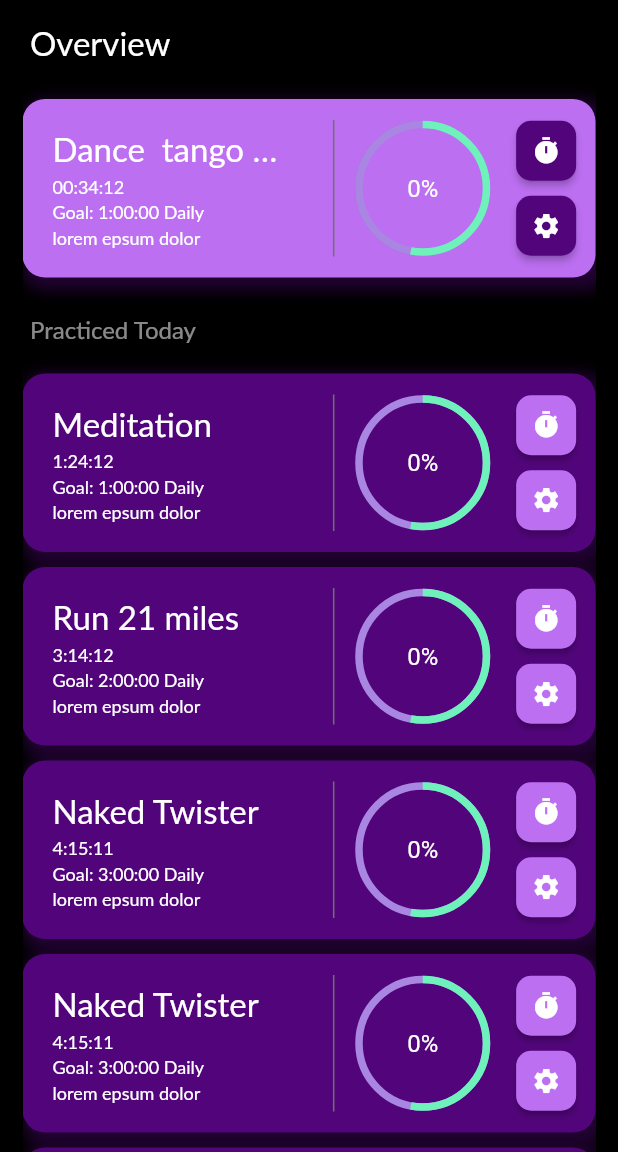
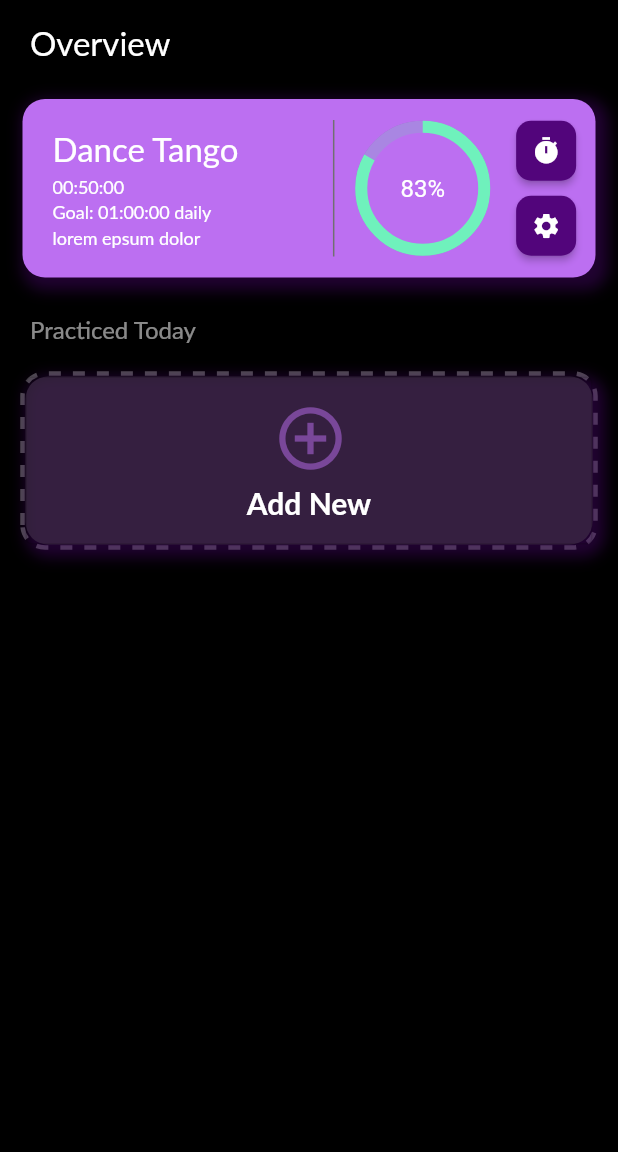
Before and after one commit to Mastagoon/habit-make, a Flutter app: the screen it shows after launch, on a phone screen of 412 x 824 dp, the part 84-1236 px from its top. Run offline on Flutter 3.47's test engine with Material 2 defaults, Android fonts, the phone set to English and light mode, and no system bars; drawn by our look-alikes of dotted_border, percent_indicator; our stand-ins replace numberpicker, shared_preferences; missing offline and left inert: isoweek; Roboto replaces fonts that are missing (Lato).

Commit message:
refactored habit card components

```diff
--- a/lib/classes/Habit.dart
+++ b/lib/classes/Habit.dart
@@ -2,33 +2,40 @@ import 'package:flutter/material.dart';
 
 class Habit {
   String name, description, frequency;
-  int hours, minutes;
+  Duration practiceDuration = Duration(seconds: 0), targetDuration;
+  // int hours, minutes;
 
-  Habit({
-    required this.name,
-    required this.description,
-    required this.frequency,
-    required this.hours,
-    required this.minutes,
-  });
+  Habit(
+      {required this.name,
+      required this.description,
+      required this.frequency,
+      required this.practiceDuration,
+      required this.targetDuration
+      // required this.hours,
+      // required this.minutes,
+      });
 
   Habit.fromJson(Map<String, dynamic> json)
       : name = json['name'],
         description = json['description'],
-        hours = json['hours'],
-        minutes = json['minutes'],
+        practiceDuration = json["practiceDuration"],
+        targetDuration = json["targetDuration"],
+        // hours = json['hours'],
+        // minutes = json['minutes'],
         frequency = json['frequency'];
 
   //debug
   printDate() {
-    print("$name, $description, $frequency, $hours, $minutes");
+    print("$name, $description, $frequency");
   }
 
   Map<String, dynamic> toJson() => {
         'name': name,
         'description': description,
         'frequency': frequency,
-        'hours': hours,
-        'minutes': minutes,
+        'practiceDuration': practiceDuration,
+        'targetDuration': targetDuration,
+        // 'hours': hours,
+        // 'minutes': minutes,
       };
 }
--- /dev/null
+++ b/lib/classes/PracticeTime.dart
@@ -0,0 +1,8 @@
+class PracticeTime {
+  int _hours, _minutes;
+
+  PracticeTime(this._hours, this._minutes);
+
+  int get hours => _hours;
+  int get minutes => _minutes;
+}
--- a/lib/data/habits.dart
+++ b/lib/data/habits.dart
@@ -1,44 +1,71 @@
+import 'package:habit_maker/classes/Habit.dart';
 import 'package:habit_maker/screens/components/habit_card.dart';
 
-List<HabitCard> unfinishedCards = [
-  HabitCard(
-    completed: false,
-    name: "Dance  tango tanogrn qgoreng",
-    practicedTime: "00:34:12",
-    goal: "1:00:00 Daily",
-    lorem: "lorem epsum dolor",
+// a list of habits
+
+List<Habit> unfinishedHabits = [
+  Habit(
+    name: "Dance Tango",
+    description: "the activity of dancing the dances of tango",
+    frequency: "daily",
+    practiceDuration: Duration(seconds: 3000),
+    targetDuration: Duration(seconds: 3600),
+  ),
+  Habit(
+    name: "Dance Tango",
+    description: "the activity of dancing the dances of tango",
+    frequency: "daily",
+    practiceDuration: Duration(seconds: 0),
+    targetDuration: Duration(hours: 2),
+  ),
+  Habit(
+    name: "Meditation",
+    description: "the activity of dancing the dances of tango",
+    frequency: "Daily",
+    practiceDuration: Duration(seconds: 5642),
+    targetDuration: Duration(hours: 1),
   ),
 ];
 
-List<HabitCard> finishedCards = [
-  HabitCard(
-      completed: true,
-      name: "Meditation",
-      practicedTime: "1:24:12",
-      goal: "1:00:00 Daily",
-      lorem: "lorem epsum dolor"),
-  HabitCard(
-      completed: true,
-      name: "Run 21 miles",
-      practicedTime: "3:14:12",
-      goal: "2:00:00 Daily",
-      lorem: "lorem epsum dolor"),
-  HabitCard(
-      completed: true,
-      name: "Naked Twister",
-      practicedTime: "4:15:11",
-      goal: "3:00:00 Daily",
-      lorem: "lorem epsum dolor"),
-  HabitCard(
-      completed: true,
-      name: "Naked Twister",
-      practicedTime: "4:15:11",
-      goal: "3:00:00 Daily",
-      lorem: "lorem epsum dolor"),
-  HabitCard(
-      completed: true,
-      name: "Naked Twister",
-      practicedTime: "4:15:11",
-      goal: "3:00:00 Daily",
-      lorem: "lorem epsum dolor"),
-];
+// List<HabitCard> unfinishedCards = [
+//   HabitCard(
+//     completed: false,
+//     name: "Dance  tango tanogrn qgoreng",
+//     practicedTime: "00:34:12",
+//     goal: "1:00:00 Daily",
+//     lorem: "lorem epsum dolor",
+//   ),
+// ];
+
+// List<HabitCard> finishedCards = [
+//   HabitCard(
+//       completed: true,
+//       name: "Meditation",
+//       practicedTime: "1:24:12",
+//       goal: "1:00:00 Daily",
+//       lorem: "lorem epsum dolor"),
+//   HabitCard(
+//       completed: true,
+//       name: "Run 21 miles",
+//       practicedTime: "3:14:12",
+//       goal: "2:00:00 Daily",
+//       lorem: "lorem epsum dolor"),
+//   HabitCard(
+//       completed: true,
+//       name: "Naked Twister",
+//       practicedTime: "4:15:11",
+//       goal: "3:00:00 Daily",
+//       lorem: "lorem epsum dolor"),
+//   HabitCard(
+//       completed: true,
+//       name: "Naked Twister",
+//       practicedTime: "4:15:11",
+//       goal: "3:00:00 Daily",
+//       lorem: "lorem epsum dolor"),
+//   HabitCard(
+//       completed: true,
+//       name: "Naked Twister",
+//       practicedTime: "4:15:11",
+//       goal: "3:00:00 Daily",
+//       lorem: "lorem epsum dolor"),
+// ];
--- /dev/null
+++ b/lib/providers/timer_provider.dart
@@ -0,0 +1,3 @@
+// set a list of active timers
+// check on them each 1 second
+// notify
--- a/lib/screens/components/add_habit.dart
+++ b/lib/screens/components/add_habit.dart
@@ -56,8 +56,8 @@ class _AddHabitDialogState extends State<AddHabitDialog> {
       name: habitName,
       description: habitDescription,
       frequency: habitFrequency,
-      hours: habitHours,
-      minutes: habitMinutes,
+      targetDuration: Duration(hours: habitHours, minutes: habitMinutes),
+      practiceDuration: Duration(seconds: 0), // #TODO this shouldn't be needed
     );
     // save to shared prefs
     await SharedPrefs.set("habit1", habit.toJson());
--- /dev/null
+++ b/lib/screens/components/add_habit_card.dart
@@ -0,0 +1,73 @@
+import 'package:dotted_border/dotted_border.dart';
+import 'package:flutter/material.dart';
+import 'package:habit_maker/constants/colors.dart';
+import 'package:habit_maker/constants/styles.dart';
+
+import 'add_habit.dart';
+
+class NewHabit extends StatelessWidget {
+  const NewHabit({
+    Key? key,
+  }) : super(key: key);
+
+  @override
+  Widget build(BuildContext context) {
+    return Center(
+      child: DottedBorder(
+        dashPattern: [8, 8],
+        strokeWidth: 3,
+        color: Colors.white.withOpacity(0.3),
+        borderType: BorderType.RRect,
+        radius: Radius.circular(15),
+        child: Container(
+          decoration: BoxDecoration(
+              color: Color(secondaryColorDark).withOpacity(0.7),
+              borderRadius: BorderRadius.circular(15),
+              boxShadow: [
+                BoxShadow(
+                  color: Color(secondaryColor).withOpacity(0.4),
+                  blurRadius: 8,
+                  spreadRadius: 4,
+                  offset: Offset(4, 4),
+                )
+              ]),
+          child: OutlinedButton(
+            onPressed: () => showDialog(
+              context: context,
+              builder: (context) => AddHabitDialog(),
+            ),
+            style: ButtonStyle(
+                padding: MaterialStateProperty.all(
+                    EdgeInsets.symmetric(horizontal: 32, vertical: 16))),
+            child: Row(
+              mainAxisAlignment: MainAxisAlignment.center,
+              children: [
+                Column(
+                  children: [
+                    IconButton(
+                      padding: EdgeInsets.all(0),
+                      onPressed: () {},
+                      icon: Icon(
+                        Icons.add_circle_outline,
+                        color: Color(primaryColor).withOpacity(0.5),
+                        size: 50,
+                      ),
+                    ),
+                    SizedBox(
+                      height: 8,
+                    ),
+                    Text(
+                      "Add New",
+                      overflow: TextOverflow.ellipsis,
+                      style: lightText(20, true),
+                    ),
+                  ],
+                ),
+              ],
+            ),
+          ),
+        ),
+      ),
+    );
+  }
+}
--- a/lib/screens/components/habit_card.dart
+++ b/lib/screens/components/habit_card.dart
@@ -2,6 +2,7 @@ import 'dart:async';
 
 import 'package:dotted_border/dotted_border.dart';
 import 'package:flutter/material.dart';
+import 'package:habit_maker/classes/Habit.dart';
 import 'package:percent_indicator/percent_indicator.dart';
 import 'package:habit_maker/constants/colors.dart';
 import 'package:habit_maker/constants/styles.dart';
@@ -9,45 +10,24 @@ import 'package:habit_maker/constants/styles.dart';
 import 'add_habit.dart';
 
 class HabitCard extends StatefulWidget {
-  String? name, practicedTime, goal, lorem;
-  bool? completed;
-  bool newHabit = false;
-
-  HabitCard({
-    required this.completed,
-    required this.name,
-    required this.practicedTime,
-    required this.goal,
-    required this.lorem,
-    Key? key,
-  }) : super(key: key);
-
-  HabitCard.addHabit({
-    this.completed,
-    this.name,
-    this.practicedTime,
-    this.goal,
-    this.lorem,
-    this.newHabit = true,
-    Key? key,
-  }) : super(key: key);
+  Habit habit;
+  HabitCard(this.habit);
 
   @override
   _HabitCardState createState() => _HabitCardState();
 }
 
 class _HabitCardState extends State<HabitCard> {
-  String? _name, _practicedTimeString, _goal, _lorem;
-  String _percentageString = "0%",
-      _practiceString = "00:00:00",
-      _centerString = "0%";
-  Duration _practiceDuration = Duration(seconds: 0);
+  String? _name, _frequency, _percentageString;
+  String _practiceString = "00:00:00", _centerString = "0%";
+  Duration _practiceDuration = Duration(seconds: 0),
+      _targetDuration = Duration(seconds: 0);
   bool? _completed;
-  bool _newHabit = true;
   TextStyle? _animationStyle;
   Timer? _animationTimer, _clockTimer;
   bool large = false;
   bool _timerState = false;
+  double _progressPercentage = 0;
 
   // TODO end me
   void animateText() {
@@ -61,7 +41,7 @@ class _HabitCardState extends State<HabitCard> {
       print("Enlargingn't text...");
       setState(() {
         _animationStyle = percentageCenterStartStyle(16);
-        _centerString = _percentageString;
+        _centerString = _percentageString ?? "0%";
       });
     }
     large = !large;
@@ -86,16 +66,16 @@ class _HabitCardState extends State<HabitCard> {
     setState(() {
       final secs = _practiceDuration.inSeconds + 1;
       _practiceDuration = Duration(seconds: secs);
-      _practicedTimeString = formatTime();
-      _centerString = _practicedTimeString ?? "00:00:00";
+      _practiceString = formatDuration(_practiceDuration);
+      _centerString = _practiceString;
     });
   }
 
-  String formatTime() {
+  String formatDuration(Duration d) {
     String twoDigits(int n) => n.toString().padLeft(2, '0');
-    final minutes = twoDigits(_practiceDuration.inMinutes.remainder(60));
-    final seconds = twoDigits(_practiceDuration.inSeconds.remainder(60));
-    final hours = twoDigits(_practiceDuration.inHours);
+    final minutes = twoDigits(d.inMinutes.remainder(60));
+    final seconds = twoDigits(d.inSeconds.remainder(60));
+    final hours = twoDigits(d.inHours);
     return "$hours:$minutes:$seconds";
   }
 
@@ -105,13 +85,17 @@ class _HabitCardState extends State<HabitCard> {
 
     if (this.mounted)
       setState(() {
-        _name = widget.name ?? null;
-        _practicedTimeString = widget.practicedTime ?? null;
-        _goal = widget.goal ?? null;
-        _lorem = widget.lorem ?? null;
-        _completed = widget.completed ?? null;
-        _newHabit = widget.newHabit;
+        _name = widget.habit.name;
+        _frequency = widget.habit.frequency;
+        _practiceDuration = widget.habit.practiceDuration;
+        _targetDuration = widget.habit.targetDuration;
+        _practiceString = formatDuration(_practiceDuration);
         _animationStyle = lightText(16);
+        _completed = _practiceDuration >= _targetDuration;
+        _progressPercentage =
+            (_practiceDuration.inSeconds / _targetDuration.inSeconds);
+        _percentageString = "${(_progressPercentage * 100).round()}%";
+        _centerString = _percentageString ?? "0%";
         _animationTimer =
             Timer.periodic(Duration(seconds: 5), (_) => animateText());
       });
@@ -119,9 +103,6 @@ class _HabitCardState extends State<HabitCard> {
 
   @override
   Widget build(BuildContext context) {
-    if (_newHabit == true) {
-      return newHabit();
-    }
     return Center(
       // card
       child: Container(
@@ -158,7 +139,7 @@ class _HabitCardState extends State<HabitCard> {
                       const SizedBox(height: 5),
                       Container(
                         child: Text(
-                          "$_practicedTimeString",
+                          "$_practiceString",
                           overflow: TextOverflow.ellipsis,
                           style: lightText(12),
                         ),
@@ -166,7 +147,7 @@ class _HabitCardState extends State<HabitCard> {
                       const SizedBox(height: 3),
                       Container(
                         child: Text(
-                          "Goal: $_goal",
+                          "Goal: ${formatDuration(_targetDuration)} $_frequency",
                           overflow: TextOverflow.ellipsis,
                           style: lightText(12),
                         ),
@@ -174,7 +155,7 @@ class _HabitCardState extends State<HabitCard> {
                       const SizedBox(height: 3),
                       Container(
                         child: Text(
-                          _lorem ?? "lorem",
+                          "lorem epsum dolor",
                           overflow: TextOverflow.ellipsis,
                           style: lightText(12),
                         ),
@@ -207,8 +188,8 @@ class _HabitCardState extends State<HabitCard> {
                     animation: true,
                     animationDuration: 1000,
                     radius: 90,
-                    lineWidth: 5,
-                    percent: 0.53,
+                    lineWidth: 8,
+                    percent: _progressPercentage,
                     center: Container(
                       child: AnimatedDefaultTextStyle(
                         duration: Duration(seconds: 1),
@@ -278,70 +259,3 @@ class _HabitCardState extends State<HabitCard> {
     );
   }
 }
-
-class newHabit extends StatelessWidget {
-  const newHabit({
-    Key? key,
-  }) : super(key: key);
-
-  @override
-  Widget build(BuildContext context) {
-    return Center(
-      child: DottedBorder(
-        dashPattern: [8, 8],
-        strokeWidth: 3,
-        color: Colors.white.withOpacity(0.3),
-        borderType: BorderType.RRect,
-        radius: Radius.circular(15),
-        child: Container(
-          decoration: BoxDecoration(
-              color: Color(secondaryColorDark).withOpacity(0.7),
-              borderRadius: BorderRadius.circular(15),
-              boxShadow: [
-                BoxShadow(
-                  color: Color(secondaryColor).withOpacity(0.4),
-                  blurRadius: 8,
-                  spreadRadius: 4,
-                  offset: Offset(4, 4),
-                )
-              ]),
-          child: OutlinedButton(
-            onPressed: () => showDialog(
-              context: context,
-              builder: (context) => AddHabitDialog(),
-            ),
-            style: ButtonStyle(
-                padding: MaterialStateProperty.all(
-                    EdgeInsets.symmetric(horizontal: 32, vertical: 16))),
-            child: Row(
-              mainAxisAlignment: MainAxisAlignment.center,
-              children: [
-                Column(
-                  children: [
-                    IconButton(
-                      padding: EdgeInsets.all(0),
-                      onPressed: () {},
-                      icon: Icon(
-                        Icons.add_circle_outline,
-                        color: Color(primaryColor).withOpacity(0.5),
-                        size: 50,
-                      ),
-                    ),
-                    SizedBox(
-                      height: 8,
-                    ),
-                    Text(
-                      "Add New",
-                      overflow: TextOverflow.ellipsis,
-                      style: lightText(20, true),
-                    ),
-                  ],
-                ),
-              ],
-            ),
-          ),
-        ),
-      ),
-    );
-  }
-}
--- a/lib/screens/home.dart
+++ b/lib/screens/home.dart
@@ -2,6 +2,7 @@ import 'package:flutter/material.dart';
 import 'package:habit_maker/constants/colors.dart';
 import 'package:habit_maker/constants/styles.dart';
 import 'package:habit_maker/data/habits.dart';
+import 'package:habit_maker/screens/components/add_habit_card.dart';
 // components
 import 'components/add_habit.dart';
 import 'components/habit_card.dart';
@@ -70,7 +71,7 @@ class _HomeState extends State<Home> {
                 // #TODO seperator or smth
               ),
               // unfinished habits for the day
-              ...unfinishedCards,
+              HabitCard(unfinishedHabits[0]),
               // seperator
               Container(
                 padding: EdgeInsets.only(left: 5, top: 15, bottom: 10),
@@ -83,10 +84,10 @@ class _HomeState extends State<Home> {
               //   color: Colors.white,
               // ),
               // finished habits for the day
-              ...finishedCards,
+              // ...finishedCards,
 
               // add a new habit card
-              HabitCard.addHabit(),
+              NewHabit(),
 
               // HabitCard(
               //     completed: completed,
--- a/pubspec.yaml
+++ b/pubspec.yaml
@@ -36,6 +36,7 @@ dependencies:
   shared_preferences: ^2.0.6
   dotted_border: ^2.0.0
   sqflite: ^2.0.0+3
+  provider: ^5.0.0
 
 dev_dependencies:
   flutter_test:
```
Also changed, not shown: pubspec.lock.
